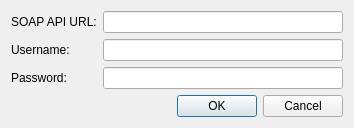
chusopr/akonadi-sugarcrm, file sugarconfig.ui: the form before one commit.
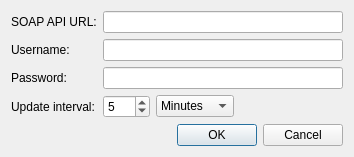
The form after the commit.

Commit message: Allow to configure update interval.

The edit to the form file:
```diff
--- a/sugarconfig.ui
+++ b/sugarconfig.ui
@@ -7,7 +7,7 @@
     <x>0</x>
     <y>0</y>
     <width>354</width>
-    <height>120</height>
+    <height>143</height>
    </rect>
   </property>
   <property name="windowTitle">
@@ -16,6 +16,9 @@
   <layout class="QVBoxLayout" name="verticalLayout">
    <item>
     <layout class="QFormLayout" name="formLayout">
+     <property name="fieldGrowthPolicy">
+      <enum>QFormLayout::ExpandingFieldsGrow</enum>
+     </property>
      <item row="0" column="0">
       <widget class="QLabel" name="label">
        <property name="text">
@@ -23,6 +26,9 @@
        </property>
       </widget>
      </item>
+     <item row="0" column="1">
+      <widget class="QLineEdit" name="url"/>
+     </item>
      <item row="1" column="0">
       <widget class="QLabel" name="label_2">
        <property name="text">
@@ -50,8 +56,43 @@
        </property>
       </widget>
      </item>
-     <item row="0" column="1">
-      <widget class="QLineEdit" name="url"/>
+     <item row="3" column="0">
+      <widget class="QLabel" name="label_4">
+       <property name="text">
+        <string>Update interval:</string>
+       </property>
+      </widget>
+     </item>
+     <item row="3" column="1">
+      <layout class="QHBoxLayout" name="horizontalLayout">
+       <item>
+        <widget class="QSpinBox" name="updateInterval">
+         <property name="maximum">
+          <number>255</number>
+         </property>
+         <property name="value">
+          <number>5</number>
+         </property>
+        </widget>
+       </item>
+       <item>
+        <widget class="QComboBox" name="updateUnits">
+         <property name="currentIndex">
+          <number>1</number>
+         </property>
+         <item>
+          <property name="text">
+           <string>Seconds</string>
+          </property>
+         </item>
+         <item>
+          <property name="text">
+           <string>Minutes</string>
+          </property>
+         </item>
+        </widget>
+       </item>
+      </layout>
      </item>
     </layout>
    </item>
```
The commit also changes 4 other files.
